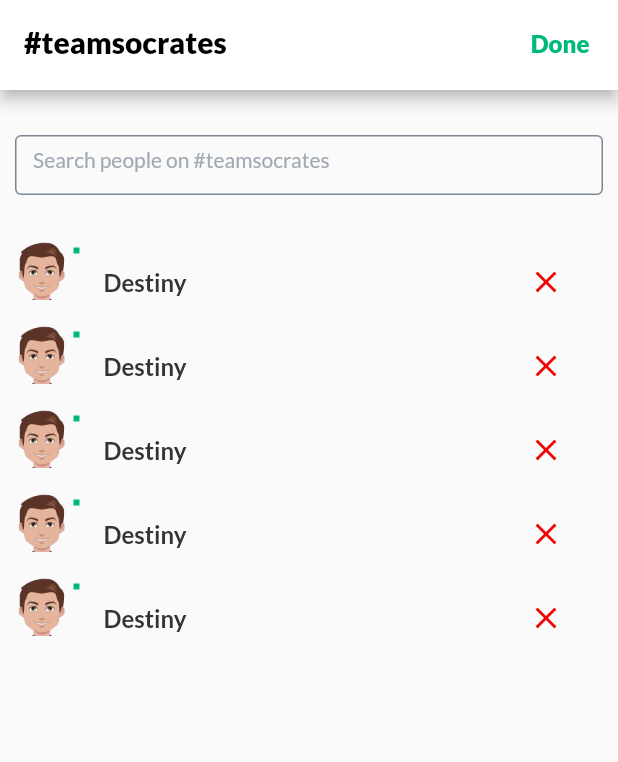
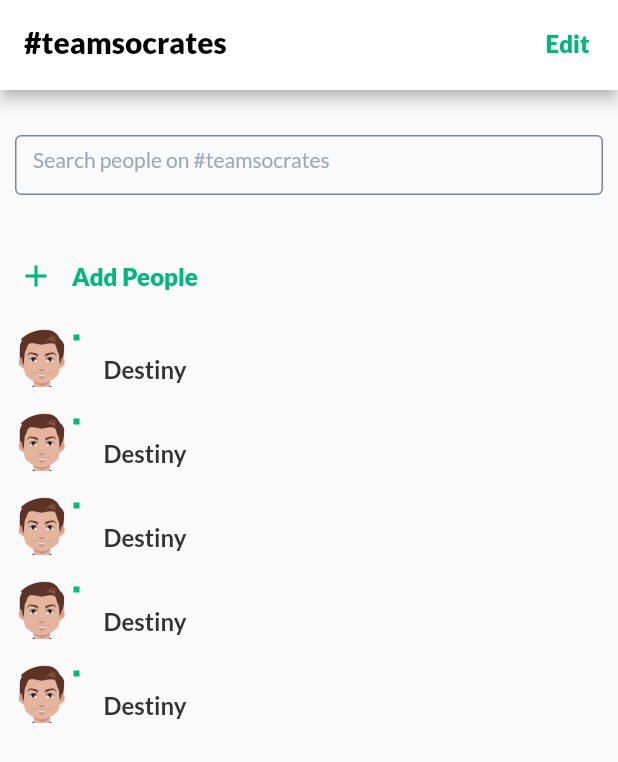
Before and after one commit to Emery-hub/channel_search, a Flutter app: the screen it shows after launch, on a phone screen of 412 x 824 dp. Shown: the top 762 px of the screen. Run offline on Flutter 3.47's test engine with Material 2 defaults, Android fonts, the light colour scheme and no system bars; our stand-ins replace google_fonts, stacked.

```diff
--- a/lib/ui/search_page_channel/views/search_page_view.dart
+++ b/lib/ui/search_page_channel/views/search_page_view.dart
@@ -31,6 +31,7 @@ class _SearchPageViewState extends State<SearchPageView> {
             // ignore: avoid_unnecessary_containers
             child: Container(
               child: Column(
+                crossAxisAlignment: CrossAxisAlignment.start,
                 children: [
                   //TextFIeld
                   Container(
@@ -38,9 +39,33 @@ class _SearchPageViewState extends State<SearchPageView> {
                     margin: const EdgeInsets.symmetric(
                         horizontal: 10, vertical: 30),
                     child: TextFormField(
-                        // style: textStyling(),
-                        decoration:
-                            textFormFields('Search people on #teamsocrates')),
+                      // style: textStyling(),
+                      decoration:
+                          textFormFields('Search people on #teamsocrates'),
+                    ),
+                  ),
+                  Row(
+                    children: [
+                      Container(
+                        child: IconButton(
+                          onPressed: () {},
+                          icon: const Icon(
+                            Icons.add,
+                            color: greenColor,
+                          ),
+                        ),
+                      ),
+                      Container(
+                        child: Text(
+                          "Add People",
+                          style: greenTextStyle(),
+                        ),
+                      ),
+                    ],
+                  ),
+
+                  SizedBox(
+                    height: 10,
                   ),
 
                   // ignore: avoid_unnecessary_containers
--- a/lib/ui/search_page_channel/widgets/app_bar_widget.dart
+++ b/lib/ui/search_page_channel/widgets/app_bar_widget.dart
@@ -10,7 +10,7 @@ Widget appBarMain() {
         child: Padding(
           padding: const EdgeInsets.symmetric(horizontal: 19.0, vertical: 19),
           child: Text(
-            'Done',
+            'Edit',
             style: greenTextStyle(),
           ),
         ),
--- a/lib/ui/search_page_channel/widgets/search_result.dart
+++ b/lib/ui/search_page_channel/widgets/search_result.dart
@@ -57,13 +57,8 @@ class _SearchResultsState extends State<SearchResults> {
                 'Destiny',
                 style: nameStyle(),
               ),
-                trailing: IconButton(
-                    onPressed: () {},
-                    icon: const Icon(
-                      Icons.close,
-                      color: red,
-                    )),
-              )),
+            ),
+          ),
         ],
       ),
     );
```
Also changed, not shown: pubspec.lock. Lines whose indentation alone changed are shown as unchanged.
